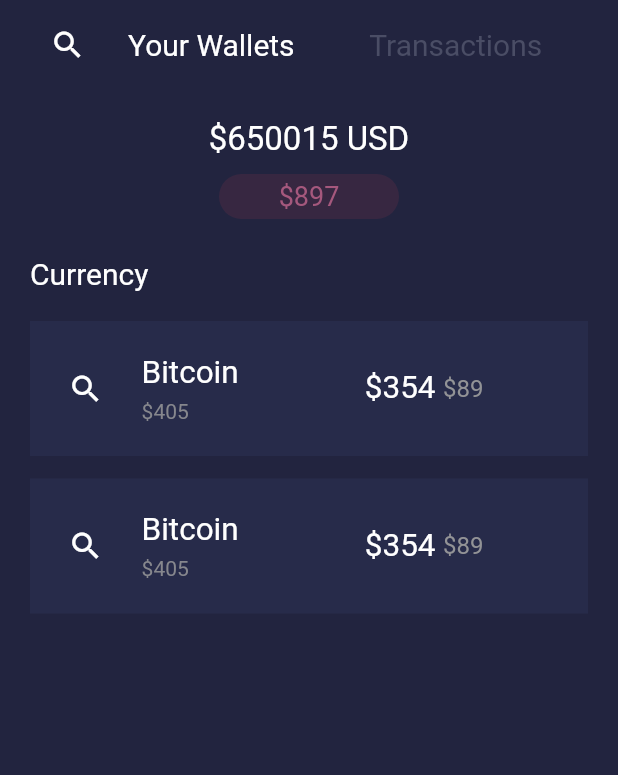
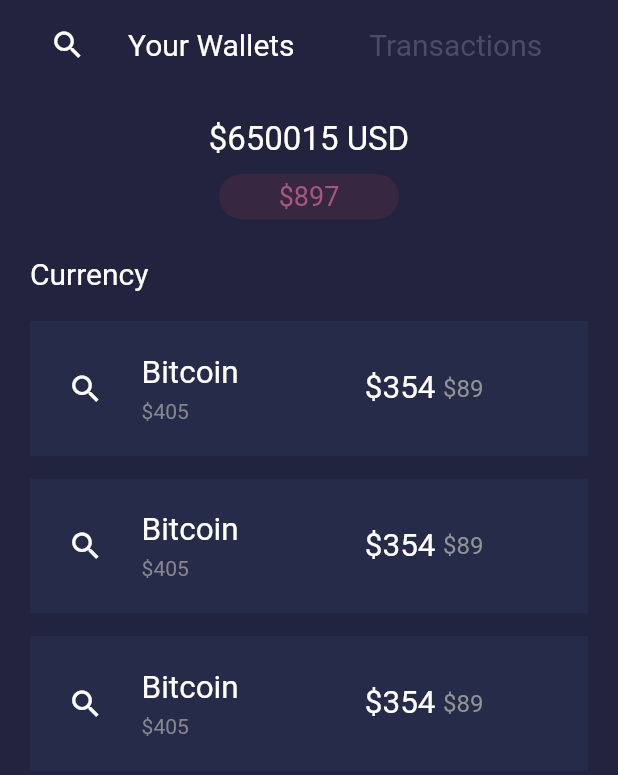
Before and after one commit to Yazdani1/Flutter-WalletApp-UI-Design, a Flutter app: the screen it shows after launch, on a phone screen of 412 x 824 dp. Shown: the top 775 px of the screen. Run offline on Flutter 3.47's test engine with Material 2 defaults, Android fonts, the phone set to English and light mode, and no system bars.

Commit message:
Second Commit

```diff
--- a/lib/Home.dart
+++ b/lib/Home.dart
@@ -251,6 +251,70 @@ class _HomeState extends State<Home> {
                         ),
                       ),
                       //end second item
+                      new SizedBox(height: 15.0,),
+
+                      new Container(
+                        height: 90.0,
+                        color: Color(0xFF272B4A),
+                        width: MediaQuery.of(context).size.width,
+                        child: new Row(
+                          mainAxisAlignment: MainAxisAlignment.center,
+                          children: <Widget>[
+
+                            new Expanded(
+                                flex: 1,
+                                child: new Icon(Icons.search,color: Colors.white,)
+                            ),
+                            new Expanded(
+                              flex: 2,
+                              child: new Column(
+                                mainAxisAlignment: MainAxisAlignment.center,
+                                crossAxisAlignment: CrossAxisAlignment.start,
+                                children: <Widget>[
+
+                                  new Text("Bitcoin",
+                                    style: TextStyle(
+                                        fontSize: 21.0,
+                                        color: Colors.white
+                                    ),
+                                  ),
+                                  new SizedBox(height: 5.0,),
+                                  new Text("\$405",
+                                    style: TextStyle(
+                                        fontSize: 14.0,
+                                        color: Colors.grey.withOpacity(0.8)
+                                    ),
+                                  )
+
+                                ],
+                              ),
+                            ),
+                            new Expanded(
+                              flex: 2,
+                              child: new Row(
+                                children: <Widget>[
+
+                                  new Text("\$354",
+                                    style: TextStyle(
+                                        fontSize: 21.0,
+                                        color: Colors.white
+                                    ),
+                                  ),
+                                  new SizedBox(width: 5.0,),
+                                  new Text("\$89",
+                                    style: TextStyle(fontSize: 16.0,
+                                        color: Colors.grey.withOpacity(0.9)
+                                    ),
+                                  )
+
+                                ],
+                              ),
+                            )
+
+                          ],
+                        ),
+                      ),
+
 
 
 
```
